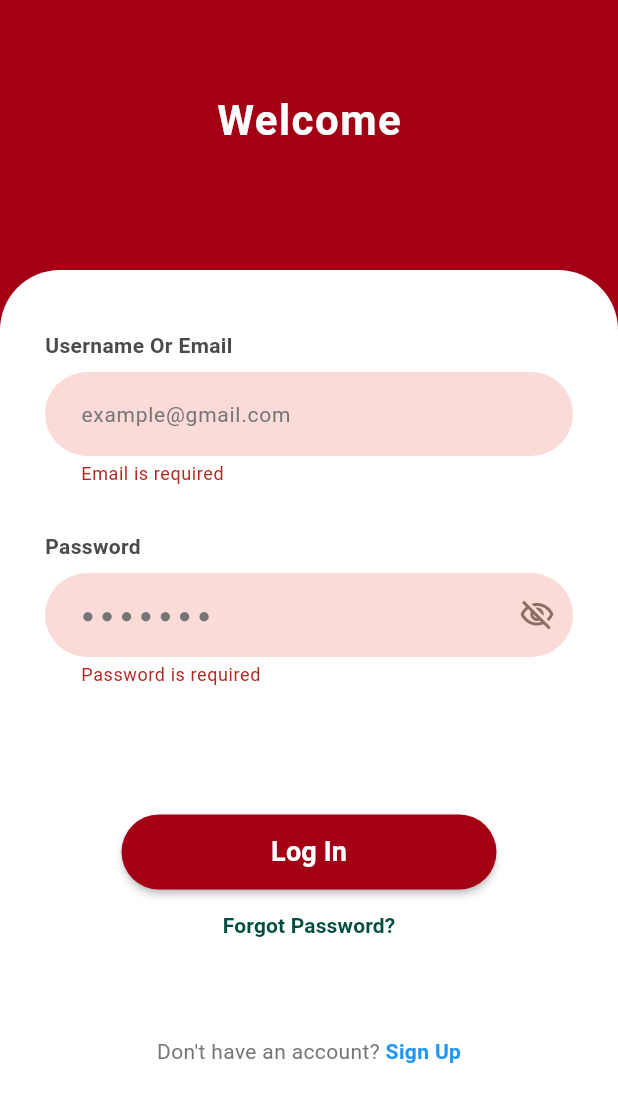
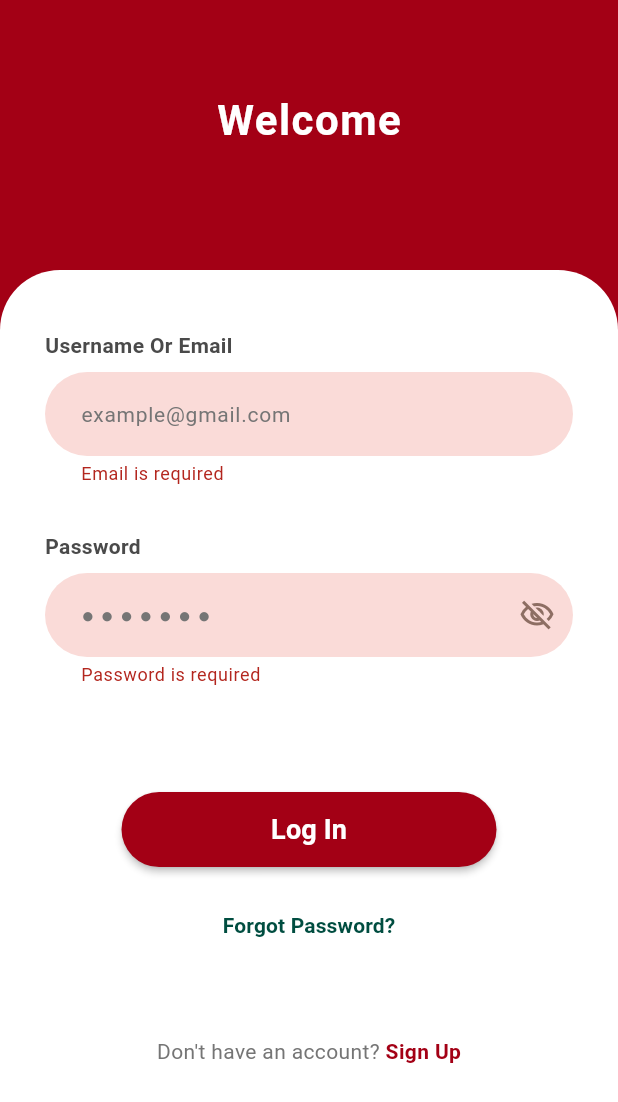
Before and after one commit to Meqabil/black-box, a Flutter app: the screen it shows after launch, after a tap on "Log In", on a phone screen of 412 x 824 dp. Shown: the top 1102 px of the screen. Run offline on Flutter 3.47's test engine with Material 3 defaults, Android fonts, the phone set to English and light mode, and no system bars; our stand-ins replace bloc, dio, flutter_bloc, get_it, internet_connection_checker_plus; missing offline and left inert: flutter_app, grad_project.

Commit message:
Refactor LoginScreen with new validation methods
Refactor login screen to improve structure and validation.

```diff
--- a/lib/features/auth/presentation/screens/login/login_screen.dart
+++ b/lib/features/auth/presentation/screens/login/login_screen.dart
@@ -1,14 +1,7 @@
-
-import 'package:black_box/core/network/network_info.dart';
-import 'package:black_box/core/network/network_info_imp.dart';
-import 'package:black_box/core/ui/snackbar/exception_snackbar.dart';
-import 'package:black_box/features/auth/presentation/screens/login/widgets/login_screen_widgets.dart';
 import 'package:flutter/material.dart';
-import 'package:flutter_bloc/flutter_bloc.dart';
-import '../../bloc/auth/login/login_cubit.dart';
-import '../../bloc/auth/login/login_state.dart';
-import 'login_success.dart';
-
+import 'package:grad_project/hom-e/bnv/bnv.dart';
+import 'package:grad_project/login/password_page/forgot_password_screen.dart';
+import 'package:grad_project/login/signup_page/signup.dart';
 
 class LoginScreen extends StatefulWidget {
   const LoginScreen({super.key});
@@ -18,7 +11,6 @@ class LoginScreen extends StatefulWidget {
 }
 
 class _LoginScreenState extends State<LoginScreen> {
-  NetworkInfo network = NetworkInfoImpl();
   bool _isPasswordVisible = false;
 
   final TextEditingController _emailController = TextEditingController();
@@ -35,6 +27,11 @@ class _LoginScreenState extends State<LoginScreen> {
     return RegExp(r'^[a-zA-Z0-9._%+-]+@gmail\.com$').hasMatch(email);
   }
 
+  // Password validation (min 6 chars, at least 1 letter & 1 number)
+  bool isValidPassword(String password) {
+    return RegExp(r'^(?=.*[A-Za-z])(?=.*\d)[A-Za-z\d]{6,}$').hasMatch(password);
+  }
+
   @override
   Widget build(BuildContext context) {
     return Scaffold(
@@ -45,10 +42,8 @@ class _LoginScreenState extends State<LoginScreen> {
         child: GestureDetector(
           onTap: () => FocusScope.of(context).unfocus(),
           child: LayoutBuilder(builder: (context, constraints) {
-            return CustomScrollView(
-              physics: const PageScrollPhysics(),
-              slivers: [
-                SliverToBoxAdapter(
+            return SingleChildScrollView(
+              physics: const BouncingScrollPhysics(),
               child: ConstrainedBox(
                 constraints: BoxConstraints(minHeight: constraints.maxHeight),
                 child: IntrinsicHeight(
@@ -83,8 +78,6 @@ class _LoginScreenState extends State<LoginScreen> {
                   ),
                 ),
               ),
-                )
-              ],
             );
           }),
         ),
@@ -99,12 +92,11 @@ class _LoginScreenState extends State<LoginScreen> {
         crossAxisAlignment: CrossAxisAlignment.start,
         children: [
           const SizedBox(height: 20),
-          buildLabel(text:"Username Or Email",textColor: _textColor),
+          _buildLabel("Username Or Email"),
           const SizedBox(height: 8),
-          buildTextField(
+          _buildTextField(
             hint: "example@gmail.com",
             controller: _emailController,
-            textFieldColor: _textFieldColor,
             validator: (value) {
               if (value == null || value.isEmpty) return "Email is required";
               if (!isValidGmail(value)) return "Email must end with @gmail.com";
@@ -113,53 +105,142 @@ class _LoginScreenState extends State<LoginScreen> {
             autovalidateMode: AutovalidateMode.onUserInteraction,
           ),
           const SizedBox(height: 30),
-          buildLabel(text:"Password",textColor: _textColor),
+          _buildLabel("Password"),
           const SizedBox(height: 8),
-          buildPasswordField(
-            controller: _passwordController,
-            isPasswordVisible: _isPasswordVisible,
-            textFieldColor: _textFieldColor,
-            onPressed: () => setState(() => _isPasswordVisible = !_isPasswordVisible),
+          _buildPasswordField(
             validator: (value) {
               if (value == null || value.isEmpty) return "Password is required";
+              if (!isValidPassword(value)) return "Password must be at least 6 characters and contain numbers";
               return null;
             },
-            autoValidateMode: AutovalidateMode.onUserInteraction,
+            autovalidateMode: AutovalidateMode.onUserInteraction,
           ),
           const SizedBox(height: 70),
-
+          _buildLoginButton(),
           const SizedBox(height: 15),
-          BlocConsumer<LoginCubit,LoginState>(
-            listener: (context,state){
-              if(state is LoginFailure){
-                ExceptionSnackBar snack = ExceptionSnackBar();
-                ScaffoldMessenger.of(context).showSnackBar(
-                  snack.show(state.message)
-                );
-              }
-              if(state is LoginSuccess){
-                Navigator.of(context).push(MaterialPageRoute(builder: (context) => SuccessScreen()));
-              }
-            },
-            builder: (context, st) {
-              return buildLoginButton(
-                  context: context,
-                  backgroundColor: _mainRedColor,
-                  onPressed: () {
-                    if (_formKey.currentState!.validate()) {
-                      context.read<LoginCubit>().login(_emailController.text.trim(),_passwordController.text.trim());
-                    }
-                  }
-              );
-            },
-          ),
-          buildForgotPassword(context: context),
+          _buildForgotPassword(),
           const SizedBox(height: 50),
-          buildBottomRegisterText(
-              context: context,
-          ),
+          _buildBottomRegisterText(),
         ],
       ),
     );
   }
+
+  Widget _buildLabel(String text) => Text(
+        text,
+        style: const TextStyle(
+          color: _textColor,
+          fontWeight: FontWeight.bold,
+          fontSize: 14,
+        ),
+      );
+
+  Widget _buildTextField({
+    required String hint,
+    required TextEditingController controller,
+    String? Function(String?)? validator,
+    AutovalidateMode? autovalidateMode,
+  }) =>
+      TextFormField(
+        controller: controller,
+        keyboardType: TextInputType.emailAddress,
+        validator: validator,
+        autovalidateMode: autovalidateMode,
+        decoration: _inputDecoration(hintText: hint, errorMaxLines: 2),
+      );
+
+  Widget _buildPasswordField({
+    String? Function(String?)? validator,
+    AutovalidateMode? autovalidateMode,
+  }) =>
+      TextFormField(
+        controller: _passwordController,
+        obscureText: !_isPasswordVisible,
+        validator: validator,
+        autovalidateMode: autovalidateMode,
+        decoration: _inputDecoration(
+          hintText: "● ● ● ● ● ● ●",
+          suffixIcon: IconButton(
+            icon: Icon(
+              _isPasswordVisible ? Icons.visibility : Icons.visibility_off_outlined,
+              color: Colors.brown[400],
+            ),
+            onPressed: () => setState(() => _isPasswordVisible = !_isPasswordVisible),
+          ),
+          errorMaxLines: 2,
+        ),
+      );
+
+  InputDecoration _inputDecoration({String? hintText, Widget? suffixIcon, int errorMaxLines = 2}) =>
+      InputDecoration(
+        filled: true,
+        fillColor: _textFieldColor,
+        hintText: hintText,
+        hintStyle: TextStyle(color: Colors.grey[600], fontSize: 14),
+        suffixIcon: suffixIcon,
+        contentPadding: const EdgeInsets.symmetric(horizontal: 20, vertical: 16),
+        border: OutlineInputBorder(
+          borderRadius: BorderRadius.circular(30),
+          borderSide: BorderSide.none,
+        ),
+        errorMaxLines: errorMaxLines,
+      );
+
+  Widget _buildLoginButton() => Center(
+        child: SizedBox(
+          width: 250,
+          height: 50,
+          child: ElevatedButton(
+            onPressed: () {
+              if (_formKey.currentState!.validate()) {
+                Navigator.push(
+                  context,
+                  MaterialPageRoute(builder: (context) => const BNVScreen())
+                );
               }
+            },
+            style: ElevatedButton.styleFrom(
+              backgroundColor: _mainRedColor,
+              shape: RoundedRectangleBorder(borderRadius: BorderRadius.circular(25)),
+              elevation: 2,
+            ),
+            child: const Text(
+              "Log In",
+              style: TextStyle(color: Colors.white, fontSize: 18, fontWeight: FontWeight.bold),
+            ),
+          ),
+        ),
+      );
+
+  Widget _buildForgotPassword() => Center(
+        child: TextButton(
+          onPressed: () {
+            Navigator.push(
+              context,
+              MaterialPageRoute(builder: (context) => ForgotPasswordScreen()),
+            );
+          },
+          child: const Text(
+            "Forgot Password?",
+            style: TextStyle(color: Color(0xFF004D40), fontWeight: FontWeight.bold),
+          ),
+        ),
+      );
+
+  Widget _buildBottomRegisterText() => Row(
+        mainAxisAlignment: MainAxisAlignment.center,
+        children: [
+          Text("Don't have an account? ", style: TextStyle(color: Colors.grey[600])),
+          GestureDetector(
+            onTap: () {
+              Navigator.push(
+                  context, MaterialPageRoute(builder: (context) => const Signup()));
+            },
+            child: const Text(
+              "Sign Up",
+              style: TextStyle(color: _mainRedColor, fontWeight: FontWeight.bold),
+            ),
+          ),
+        ],
+      );
+}
```
Lines whose indentation alone changed are shown as unchanged.
